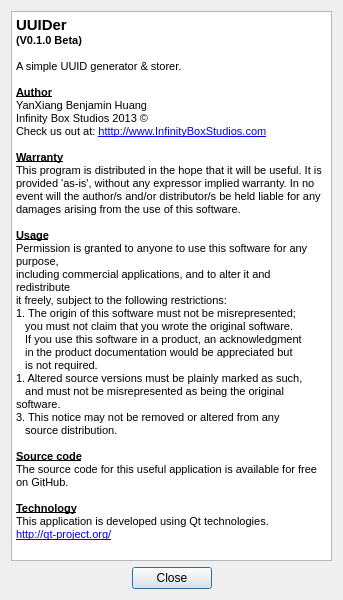
First picture: the form in Source/UI/UUIDerAboutDialog.ui, repository yxbh/UUIDer, before the edit.
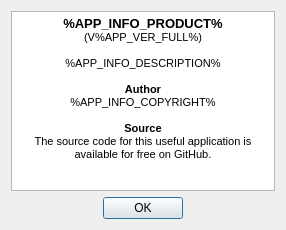
Second picture: the form after the edit.

The edit to the form file:
```diff
--- a/Source/UI/UUIDerAboutDialog.ui
+++ b/Source/UI/UUIDerAboutDialog.ui
@@ -6,8 +6,8 @@
    <rect>
     <x>0</x>
     <y>0</y>
-    <width>343</width>
-    <height>600</height>
+    <width>286</width>
+    <height>230</height>
    </rect>
   </property>
   <property name="sizePolicy">
@@ -16,18 +16,6 @@
     <verstretch>0</verstretch>
    </sizepolicy>
   </property>
-  <property name="minimumSize">
-   <size>
-    <width>343</width>
-    <height>600</height>
-   </size>
-  </property>
-  <property name="maximumSize">
-   <size>
-    <width>343</width>
-    <height>600</height>
-   </size>
-  </property>
   <property name="windowTitle">
    <string>About</string>
   </property>
@@ -39,39 +27,16 @@
 &lt;html&gt;&lt;head&gt;&lt;meta name=&quot;qrichtext&quot; content=&quot;1&quot; /&gt;&lt;style type=&quot;text/css&quot;&gt;
 p, li { white-space: pre-wrap; }
 &lt;/style&gt;&lt;/head&gt;&lt;body style=&quot; font-family:'MS Shell Dlg 2'; font-size:8.25pt; font-weight:400; font-style:normal;&quot;&gt;
-&lt;p style=&quot; margin-top:0px; margin-bottom:0px; margin-left:0px; margin-right:0px; -qt-block-indent:0; text-indent:0px;&quot;&gt;&lt;span style=&quot; font-size:11pt; font-weight:600;&quot;&gt;UUIDer&lt;/span&gt;&lt;/p&gt;
-&lt;p style=&quot; margin-top:0px; margin-bottom:0px; margin-left:0px; margin-right:0px; -qt-block-indent:0; text-indent:0px;&quot;&gt;&lt;span style=&quot; font-size:8pt; font-weight:600;&quot;&gt;(V0.1.0 Beta)&lt;/span&gt;&lt;/p&gt;
-&lt;p style=&quot;-qt-paragraph-type:empty; margin-top:0px; margin-bottom:0px; margin-left:0px; margin-right:0px; -qt-block-indent:0; text-indent:0px; font-size:8pt;&quot;&gt;&lt;br /&gt;&lt;/p&gt;
-&lt;p style=&quot; margin-top:0px; margin-bottom:0px; margin-left:0px; margin-right:0px; -qt-block-indent:0; text-indent:0px;&quot;&gt;&lt;span style=&quot; font-size:8pt;&quot;&gt;A simple UUID generator &amp;amp; storer.&lt;/span&gt;&lt;/p&gt;
-&lt;p style=&quot;-qt-paragraph-type:empty; margin-top:0px; margin-bottom:0px; margin-left:0px; margin-right:0px; -qt-block-indent:0; text-indent:0px; font-size:8pt;&quot;&gt;&lt;br /&gt;&lt;/p&gt;
-&lt;p style=&quot; margin-top:0px; margin-bottom:0px; margin-left:0px; margin-right:0px; -qt-block-indent:0; text-indent:0px;&quot;&gt;&lt;span style=&quot; font-size:8pt; font-weight:600; text-decoration: underline;&quot;&gt;Author&lt;/span&gt;&lt;/p&gt;
-&lt;p style=&quot; margin-top:0px; margin-bottom:0px; margin-left:0px; margin-right:0px; -qt-block-indent:0; text-indent:0px;&quot;&gt;&lt;span style=&quot; font-size:8pt;&quot;&gt;YanXiang Benjamin Huang&lt;/span&gt;&lt;/p&gt;
-&lt;p style=&quot; margin-top:0px; margin-bottom:0px; margin-left:0px; margin-right:0px; -qt-block-indent:0; text-indent:0px;&quot;&gt;&lt;span style=&quot; font-size:8pt;&quot;&gt;Infinity Box Studios 2013 ©&lt;/span&gt;&lt;/p&gt;
-&lt;p style=&quot; margin-top:0px; margin-bottom:0px; margin-left:0px; margin-right:0px; -qt-block-indent:0; text-indent:0px;&quot;&gt;&lt;span style=&quot; font-size:8pt;&quot;&gt;Check us out at: &lt;/span&gt;&lt;a href=&quot;htttp://www.InfinityBoxStudios.com&quot;&gt;&lt;span style=&quot; font-size:8pt; text-decoration: underline; color:#0000ff;&quot;&gt;htttp://www.InfinityBoxStudios.com&lt;/span&gt;&lt;/a&gt;&lt;/p&gt;
-&lt;p style=&quot;-qt-paragraph-type:empty; margin-top:0px; margin-bottom:0px; margin-left:0px; margin-right:0px; -qt-block-indent:0; text-indent:0px; font-size:8pt; text-decoration: underline; color:#0000ff;&quot;&gt;&lt;br /&gt;&lt;/p&gt;
-&lt;p style=&quot; margin-top:0px; margin-bottom:0px; margin-left:0px; margin-right:0px; -qt-block-indent:0; text-indent:0px;&quot;&gt;&lt;span style=&quot; font-size:8pt; font-weight:600; text-decoration: underline;&quot;&gt;Warranty&lt;/span&gt;&lt;/p&gt;
-&lt;p style=&quot; margin-top:0px; margin-bottom:0px; margin-left:0px; margin-right:0px; -qt-block-indent:0; text-indent:0px;&quot;&gt;&lt;span style=&quot; font-size:8pt;&quot;&gt;This program is distributed in the hope that it will be useful. It is provided 'as-is', without any expressor implied warranty. In no event will the author/s and/or distributor/s be held liable for any damages arising from the use of this software.&lt;/span&gt;&lt;/p&gt;
-&lt;p style=&quot;-qt-paragraph-type:empty; margin-top:0px; margin-bottom:0px; margin-left:0px; margin-right:0px; -qt-block-indent:0; text-indent:0px; font-size:8pt;&quot;&gt;&lt;br /&gt;&lt;/p&gt;
-&lt;p style=&quot; margin-top:0px; margin-bottom:0px; margin-left:0px; margin-right:0px; -qt-block-indent:0; text-indent:0px;&quot;&gt;&lt;span style=&quot; font-size:8pt; font-weight:600; text-decoration: underline;&quot;&gt;Usage&lt;/span&gt;&lt;/p&gt;
-&lt;p style=&quot; margin-top:0px; margin-bottom:0px; margin-left:0px; margin-right:0px; -qt-block-indent:0; text-indent:0px;&quot;&gt;&lt;span style=&quot; font-size:8pt;&quot;&gt;Permission is granted to anyone to use this software for any purpose,&lt;/span&gt;&lt;/p&gt;
-&lt;p style=&quot; margin-top:0px; margin-bottom:0px; margin-left:0px; margin-right:0px; -qt-block-indent:0; text-indent:0px;&quot;&gt;&lt;span style=&quot; font-size:8pt;&quot;&gt;including commercial applications, and to alter it and redistribute&lt;/span&gt;&lt;/p&gt;
-&lt;p style=&quot; margin-top:0px; margin-bottom:0px; margin-left:0px; margin-right:0px; -qt-block-indent:0; text-indent:0px;&quot;&gt;&lt;span style=&quot; font-size:8pt;&quot;&gt;it freely, subject to the following restrictions:&lt;/span&gt;&lt;/p&gt;
-&lt;p style=&quot; margin-top:0px; margin-bottom:0px; margin-left:0px; margin-right:0px; -qt-block-indent:0; text-indent:0px;&quot;&gt;&lt;span style=&quot; font-size:8pt;&quot;&gt;1. The origin of this software must not be misrepresented;&lt;/span&gt;&lt;/p&gt;
-&lt;p style=&quot; margin-top:0px; margin-bottom:0px; margin-left:0px; margin-right:0px; -qt-block-indent:0; text-indent:0px;&quot;&gt;&lt;span style=&quot; font-size:8pt;&quot;&gt;   you must not claim that you wrote the original software.&lt;/span&gt;&lt;/p&gt;
-&lt;p style=&quot; margin-top:0px; margin-bottom:0px; margin-left:0px; margin-right:0px; -qt-block-indent:0; text-indent:0px;&quot;&gt;&lt;span style=&quot; font-size:8pt;&quot;&gt;   If you use this software in a product, an acknowledgment&lt;/span&gt;&lt;/p&gt;
-&lt;p style=&quot; margin-top:0px; margin-bottom:0px; margin-left:0px; margin-right:0px; -qt-block-indent:0; text-indent:0px;&quot;&gt;&lt;span style=&quot; font-size:8pt;&quot;&gt;   in the product documentation would be appreciated but&lt;/span&gt;&lt;/p&gt;
-&lt;p style=&quot; margin-top:0px; margin-bottom:0px; margin-left:0px; margin-right:0px; -qt-block-indent:0; text-indent:0px;&quot;&gt;&lt;span style=&quot; font-size:8pt;&quot;&gt;   is not required.&lt;/span&gt;&lt;/p&gt;
-&lt;p style=&quot; margin-top:0px; margin-bottom:0px; margin-left:0px; margin-right:0px; -qt-block-indent:0; text-indent:0px;&quot;&gt;&lt;span style=&quot; font-size:8pt;&quot;&gt;1. Altered source versions must be plainly marked as such,&lt;/span&gt;&lt;/p&gt;
-&lt;p style=&quot; margin-top:0px; margin-bottom:0px; margin-left:0px; margin-right:0px; -qt-block-indent:0; text-indent:0px;&quot;&gt;&lt;span style=&quot; font-size:8pt;&quot;&gt;   and must not be misrepresented as being the original software.&lt;/span&gt;&lt;/p&gt;
-&lt;p style=&quot; margin-top:0px; margin-bottom:0px; margin-left:0px; margin-right:0px; -qt-block-indent:0; text-indent:0px;&quot;&gt;&lt;span style=&quot; font-size:8pt;&quot;&gt;3. This notice may not be removed or altered from any&lt;/span&gt;&lt;/p&gt;
-&lt;p style=&quot; margin-top:0px; margin-bottom:0px; margin-left:0px; margin-right:0px; -qt-block-indent:0; text-indent:0px;&quot;&gt;&lt;span style=&quot; font-size:8pt;&quot;&gt;   source distribution.&lt;/span&gt;&lt;/p&gt;
-&lt;p style=&quot; margin-top:0px; margin-bottom:0px; margin-left:0px; margin-right:0px; -qt-block-indent:0; text-indent:0px;&quot;&gt;&lt;span style=&quot; font-size:8pt;&quot;&gt; &lt;/span&gt;&lt;/p&gt;
-&lt;p style=&quot; margin-top:0px; margin-bottom:0px; margin-left:0px; margin-right:0px; -qt-block-indent:0; text-indent:0px;&quot;&gt;&lt;span style=&quot; font-size:8pt; font-weight:600; text-decoration: underline;&quot;&gt;Source code&lt;/span&gt;&lt;/p&gt;
-&lt;p style=&quot; margin-top:0px; margin-bottom:0px; margin-left:0px; margin-right:0px; -qt-block-indent:0; text-indent:0px;&quot;&gt;&lt;span style=&quot; font-size:8pt;&quot;&gt;The source code for this useful application is available for free on GitHub.&lt;/span&gt;&lt;/p&gt;
-&lt;p style=&quot;-qt-paragraph-type:empty; margin-top:0px; margin-bottom:0px; margin-left:0px; margin-right:0px; -qt-block-indent:0; text-indent:0px; font-size:8pt;&quot;&gt;&lt;br /&gt;&lt;/p&gt;
-&lt;p style=&quot; margin-top:0px; margin-bottom:0px; margin-left:0px; margin-right:0px; -qt-block-indent:0; text-indent:0px;&quot;&gt;&lt;span style=&quot; font-size:8pt; font-weight:600; text-decoration: underline;&quot;&gt;Technology&lt;/span&gt;&lt;/p&gt;
-&lt;p style=&quot; margin-top:0px; margin-bottom:0px; margin-left:0px; margin-right:0px; -qt-block-indent:0; text-indent:0px;&quot;&gt;&lt;span style=&quot; font-size:8pt;&quot;&gt;This application is developed using Qt technologies.&lt;/span&gt;&lt;/p&gt;
-&lt;p style=&quot; margin-top:0px; margin-bottom:0px; margin-left:0px; margin-right:0px; -qt-block-indent:0; text-indent:0px;&quot;&gt;&lt;a href=&quot;http://qt-project.org/&quot;&gt;&lt;span style=&quot; font-size:8pt; text-decoration: underline; color:#0000ff;&quot;&gt;http://qt-project.org/&lt;/span&gt;&lt;/a&gt;&lt;/p&gt;&lt;/body&gt;&lt;/html&gt;</string>
+&lt;p align=&quot;center&quot; style=&quot; margin-top:0px; margin-bottom:0px; margin-left:0px; margin-right:0px; -qt-block-indent:0; text-indent:0px;&quot;&gt;&lt;span style=&quot; font-size:10pt; font-weight:600;&quot;&gt;%APP_INFO_PRODUCT%&lt;/span&gt;&lt;/p&gt;
+&lt;p align=&quot;center&quot; style=&quot; margin-top:0px; margin-bottom:0px; margin-left:0px; margin-right:0px; -qt-block-indent:0; text-indent:0px;&quot;&gt;(V%APP_VER_FULL%)&lt;/p&gt;
+&lt;p align=&quot;center&quot; style=&quot;-qt-paragraph-type:empty; margin-top:0px; margin-bottom:0px; margin-left:0px; margin-right:0px; -qt-block-indent:0; text-indent:0px;&quot;&gt;&lt;br /&gt;&lt;/p&gt;
+&lt;p align=&quot;center&quot; style=&quot; margin-top:0px; margin-bottom:0px; margin-left:0px; margin-right:0px; -qt-block-indent:0; text-indent:0px;&quot;&gt;%APP_INFO_DESCRIPTION%&lt;/p&gt;
+&lt;p align=&quot;center&quot; style=&quot;-qt-paragraph-type:empty; margin-top:0px; margin-bottom:0px; margin-left:0px; margin-right:0px; -qt-block-indent:0; text-indent:0px;&quot;&gt;&lt;br /&gt;&lt;/p&gt;
+&lt;p align=&quot;center&quot; style=&quot; margin-top:0px; margin-bottom:0px; margin-left:0px; margin-right:0px; -qt-block-indent:0; text-indent:0px;&quot;&gt;&lt;span style=&quot; font-weight:600;&quot;&gt;Author&lt;/span&gt;&lt;/p&gt;
+&lt;p align=&quot;center&quot; style=&quot; margin-top:0px; margin-bottom:0px; margin-left:0px; margin-right:0px; -qt-block-indent:0; text-indent:0px;&quot;&gt;%APP_INFO_COPYRIGHT%&lt;/p&gt;
+&lt;p align=&quot;center&quot; style=&quot;-qt-paragraph-type:empty; margin-top:0px; margin-bottom:0px; margin-left:0px; margin-right:0px; -qt-block-indent:0; text-indent:0px;&quot;&gt;&lt;br /&gt;&lt;/p&gt;
+&lt;p align=&quot;center&quot; style=&quot; margin-top:0px; margin-bottom:0px; margin-left:0px; margin-right:0px; -qt-block-indent:0; text-indent:0px;&quot;&gt;&lt;span style=&quot; font-weight:600;&quot;&gt;Source&lt;/span&gt;&lt;/p&gt;
+&lt;p align=&quot;center&quot; style=&quot; margin-top:0px; margin-bottom:0px; margin-left:0px; margin-right:0px; -qt-block-indent:0; text-indent:0px;&quot;&gt;The source code for this useful application is available for free on GitHub.&lt;/p&gt;&lt;/body&gt;&lt;/html&gt;</string>
      </property>
     </widget>
    </item>
@@ -102,7 +67,7 @@
         <string>Close this dialog.</string>
        </property>
        <property name="text">
-        <string>Close</string>
+        <string>OK</string>
        </property>
       </widget>
      </item>
```
